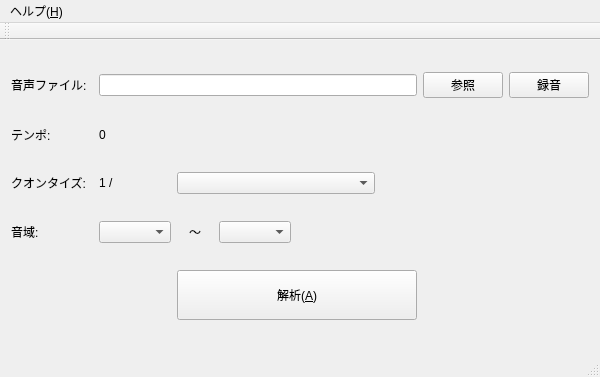
Above: KancopySaihu/KancopySaihu.ui from ugonight/KancopySaihu before the change. Below: the same form after it.
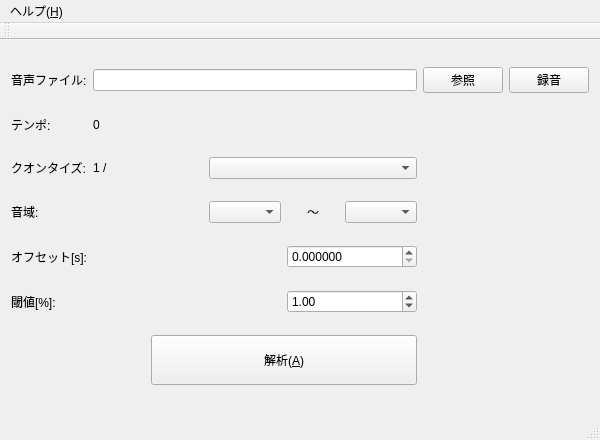
That is the form after the change.

```diff
--- a/KancopySaihu/KancopySaihu.ui
+++ b/KancopySaihu/KancopySaihu.ui
@@ -7,7 +7,7 @@
     <x>0</x>
     <y>0</y>
     <width>600</width>
-    <height>377</height>
+    <height>440</height>
    </rect>
   </property>
   <property name="windowTitle">
@@ -15,30 +15,27 @@
   </property>
   <widget class="QWidget" name="centralWidget">
    <layout class="QGridLayout" name="gridLayout">
-    <item row="0" column="0" colspan="2">
+    <item row="0" column="0">
      <widget class="QLabel" name="label">
       <property name="text">
        <string>音声ファイル:</string>
       </property>
      </widget>
     </item>
-    <item row="1" column="2">
-     <widget class="QLabel" name="labelTempo">
-      <property name="text">
-       <string>0</string>
-      </property>
-     </widget>
-    </item>
-    <item row="3" column="2">
-     <widget class="QComboBox" name="comboBoxRangeL"/>
-    </item>
-    <item row="0" column="8">
+    <item row="0" column="6">
      <widget class="QPushButton" name="btnRef">
       <property name="text">
        <string>参照</string>
       </property>
      </widget>
     </item>
+    <item row="0" column="7">
+     <widget class="QPushButton" name="btnRecord">
+      <property name="text">
+       <string>録音</string>
+      </property>
+     </widget>
+    </item>
     <item row="1" column="0">
      <widget class="QLabel" name="label_6">
       <property name="maximumSize">
@@ -52,46 +49,27 @@
       </property>
      </widget>
     </item>
-    <item row="2" column="2">
-     <widget class="QLabel" name="label_3">
+    <item row="1" column="1">
+     <widget class="QLabel" name="labelTempo">
       <property name="text">
-       <string>1 /</string>
+       <string>0</string>
       </property>
      </widget>
     </item>
-    <item row="2" column="0" colspan="2">
+    <item row="2" column="0">
      <widget class="QLabel" name="label_2">
       <property name="text">
        <string>クオンタイズ:</string>
       </property>
      </widget>
     </item>
-    <item row="2" column="3" colspan="4">
-     <widget class="QComboBox" name="comboBoxQuantize"/>
-    </item>
-    <item row="3" column="3">
-     <widget class="QLabel" name="label_5">
+    <item row="2" column="1">
+     <widget class="QLabel" name="label_3">
       <property name="text">
-       <string>～</string>
+       <string>1 /</string>
       </property>
-      <property name="alignment">
-       <set>Qt::AlignCenter</set>
-      </property>
      </widget>
     </item>
-    <item row="0" column="2" colspan="6">
-     <widget class="QLineEdit" name="lineFileName"/>
-    </item>
-    <item row="0" column="9">
-     <widget class="QPushButton" name="btnRecord">
-      <property name="text">
-       <string>録音</string>
-      </property>
-     </widget>
-    </item>
-    <item row="3" column="4">
-     <widget class="QComboBox" name="comboBoxRangeH"/>
-    </item>
     <item row="3" column="0">
      <widget class="QLabel" name="label_4">
       <property name="text">
@@ -99,7 +77,27 @@
       </property>
      </widget>
     </item>
-    <item row="4" column="3" colspan="5">
+    <item row="4" column="0">
+     <widget class="QLabel" name="label_7">
+      <property name="text">
+       <string>オフセット[s]:</string>
+      </property>
+     </widget>
+    </item>
+    <item row="5" column="0">
+     <widget class="QLabel" name="label_8">
+      <property name="text">
+       <string>閾値[%]:</string>
+      </property>
+     </widget>
+    </item>
+    <item row="0" column="1" colspan="5">
+     <widget class="QLineEdit" name="lineFileName"/>
+    </item>
+    <item row="2" column="3" colspan="3">
+     <widget class="QComboBox" name="comboBoxQuantize"/>
+    </item>
+    <item row="6" column="2" colspan="4">
      <widget class="QPushButton" name="btnAnalyze">
       <property name="minimumSize">
        <size>
@@ -112,6 +110,48 @@
       </property>
      </widget>
     </item>
+    <item row="5" column="4" colspan="2">
+     <widget class="QDoubleSpinBox" name="doubleSpinBoxThreshold">
+      <property name="decimals">
+       <number>2</number>
+      </property>
+      <property name="maximum">
+       <double>100.000000000000000</double>
+      </property>
+      <property name="singleStep">
+       <double>0.100000000000000</double>
+      </property>
+      <property name="value">
+       <double>1.000000000000000</double>
+      </property>
+     </widget>
+    </item>
+    <item row="4" column="4" colspan="2">
+     <widget class="QDoubleSpinBox" name="doubleSpinBoxOffset">
+      <property name="decimals">
+       <number>6</number>
+      </property>
+      <property name="maximum">
+       <double>30.000000000000000</double>
+      </property>
+     </widget>
+    </item>
+    <item row="3" column="5">
+     <widget class="QComboBox" name="comboBoxRangeH"/>
+    </item>
+    <item row="3" column="4">
+     <widget class="QLabel" name="label_5">
+      <property name="text">
+       <string>～</string>
+      </property>
+      <property name="alignment">
+       <set>Qt::AlignCenter</set>
+      </property>
+     </widget>
+    </item>
+    <item row="3" column="3">
+     <widget class="QComboBox" name="comboBoxRangeL"/>
+    </item>
    </layout>
    <zorder>label</zorder>
    <zorder>btnRef</zorder>
```
Left out of the diff: 10 changed lines with no effect on the pictures.
